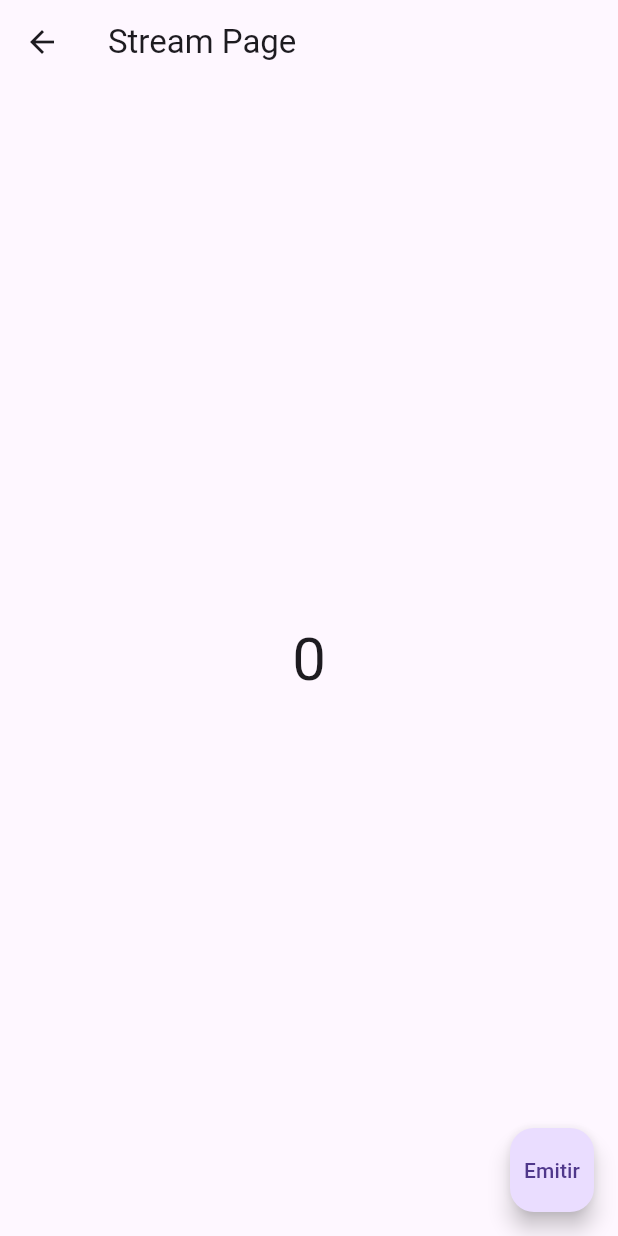
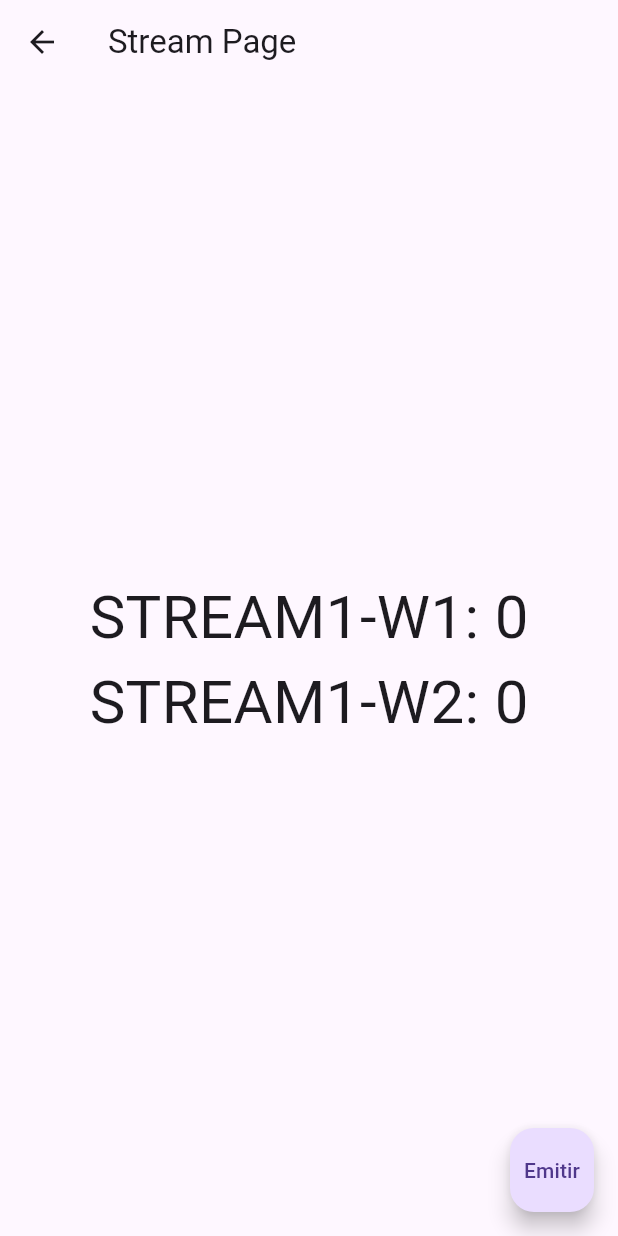
Before and after one commit to fr4nsgallegos/firebaseconn2g7, a Flutter app: the StreamPage screen opened directly, after a tap on "Emitir", on a phone screen of 412 x 824 dp. Run offline on Flutter 3.47's test engine with Material 3 defaults, Android fonts, the phone set to English and light mode, and no system bars; our stand-ins replace cloud_firestore, firebase_auth, firebase_core, google_sign_in; accounts and stored records are empty.

Commit message:
Stream broadascast, dos windgets ala escucha de un streamcontroller

```diff
--- a/lib/pages/stream_page.dart
+++ b/lib/pages/stream_page.dart
@@ -8,7 +8,7 @@ class StreamPage extends StatelessWidget {
       FirebaseFirestore.instance.collection("products");
 
   StreamController<String> myStreamController = StreamController();
-  StreamController<int> myIntStreamController = StreamController();
+  StreamController<int> myIntStreamController = StreamController.broadcast();
 
   int myCounter = 0;
   Stream<int> counter() async* {
@@ -32,8 +32,11 @@ class StreamPage extends StatelessWidget {
     // Stream<int> myStream = Stream.fromFuture(getNumber());
     // print("Stream creado");
 
+    /////////////////INIT STREAM CONTROLLER 1
     Timer.periodic(Duration(seconds: 2), (timer) {
+      if (!myStreamController.isClosed) {
         myStreamController.add('Nuevo evento: ${DateTime.now()}');
+      }
     });
     myStreamController.stream.listen((value) {
       print("Valor del Stream");
@@ -47,6 +50,8 @@ class StreamPage extends StatelessWidget {
     Future.delayed(Duration(seconds: 10), () {
       myStreamController.close();
     });
+    /////////////////FINISH STREAM CONTROLLER 1
+
     // //OBTENCIÓN DE VALOR EN FUTURE
     // getNumber().then((value) {
     //   print(value);
@@ -77,7 +82,22 @@ class StreamPage extends StatelessWidget {
               builder: (BuildContext context, AsyncSnapshot snapshot) {
                 if (snapshot.hasData) {
                   return Text(
-                  snapshot.data.toString(),
+                    "STREAM1-W1: ${snapshot.data.toString()}",
+                    style: TextStyle(fontSize: 40),
+                  );
+                }
+                return Text(
+                  "0",
+                  style: TextStyle(fontSize: 40),
+                );
+              },
+            ),
+            StreamBuilder(
+              stream: myIntStreamController.stream,
+              builder: (BuildContext context, AsyncSnapshot snapshot) {
+                if (snapshot.hasData) {
+                  return Text(
+                    "STREAM1-W2: ${snapshot.data.toString()}",
                     style: TextStyle(fontSize: 40),
                   );
                 }
@@ -88,7 +108,8 @@ class StreamPage extends StatelessWidget {
               },
             ),
           ],
-      )),
+        ),
+      ),
       // body: StreamBuilder(
       //     stream: FirebaseFirestore.instance.collection("products").snapshots(),
       //     builder: (context, snapshot) {
```
Lines whose indentation alone changed are shown as unchanged.
